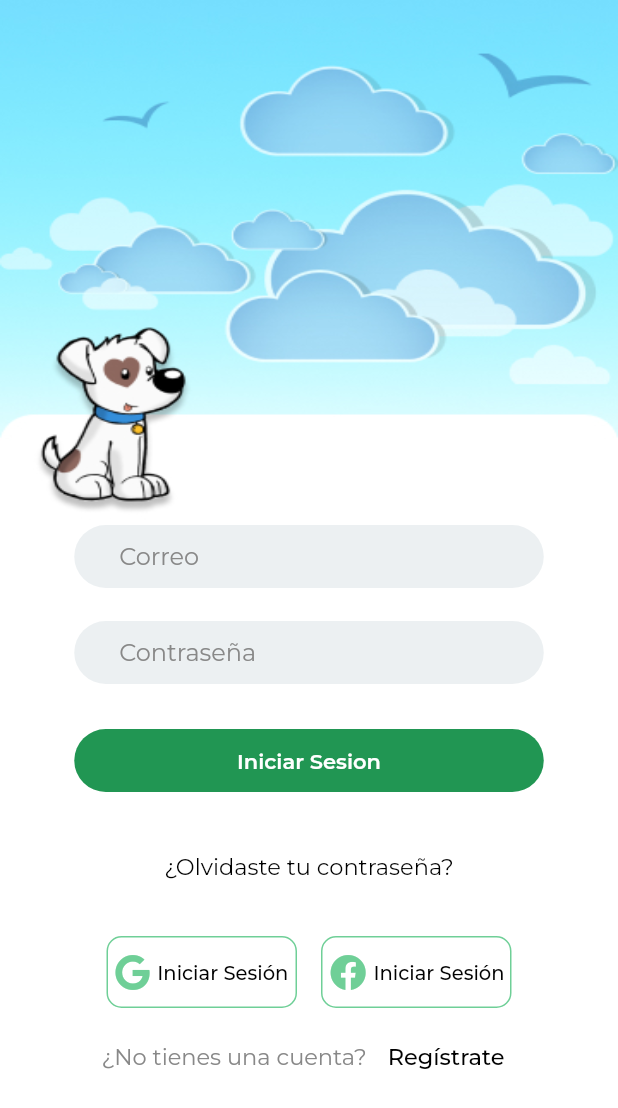
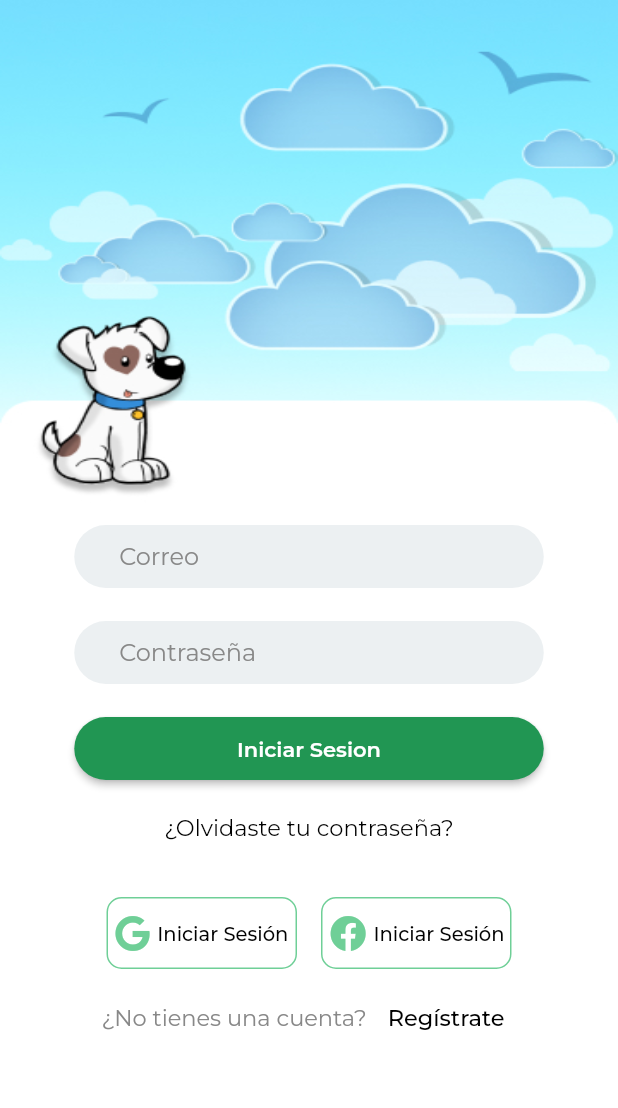
Before and after one commit to Edwardreyessp/apperro, a Flutter app: the screen it shows after launch, after a tap on "Iniciar Sesión", on a phone screen of 412 x 824 dp. Shown: the top 1108 px of the screen. Run offline on Flutter 3.47's test engine with Material 2 defaults, Android fonts, the light colour scheme and no system bars; our stand-ins replace email_validator, firebase_auth, firebase_core, flutter_svg, font_awesome_flutter, google_fonts; accounts and stored records are empty.

Commit message:
new RoundedButton

```diff
--- a/lib/pages/main_home.dart
+++ b/lib/pages/main_home.dart
@@ -42,6 +42,7 @@ class MainHome extends StatelessWidget {
                     texto: "Iniciar Sesión",
                     funcion: () => {sesion(context)},
                   ),
+                  SizedBox(height: 20),
                   RoundedButton(
                     color: Colors.white,
                     texto: "Registrarse",
--- a/lib/widgets/rounded_button.dart
+++ b/lib/widgets/rounded_button.dart
@@ -21,9 +21,19 @@ class RoundedButton extends StatelessWidget {
 
   @override
   Widget build(BuildContext context) {
-    return TextButton(
-      onPressed: funcion ?? () {},
-      child: Container(
+    return SizedBox(
+      width: width ?? 313,
+      height: height ?? 42,
+      child: ElevatedButton(
+        style: ButtonStyle(
+          backgroundColor:
+              MaterialStateProperty.all<Color>(color ?? Palette().primario),
+          shape: MaterialStateProperty.all<RoundedRectangleBorder>(
+              RoundedRectangleBorder(
+            borderRadius: BorderRadius.circular(50),
+          )),
+        ),
+        onPressed: funcion ?? () {},
         child: Center(
           child: Text(
             texto,
@@ -33,13 +43,6 @@ class RoundedButton extends StatelessWidget {
             ),
           ),
         ),
-        margin: EdgeInsets.only(bottom: 10),
-        width: width ?? 313,
-        height: height ?? 42,
-        decoration: BoxDecoration(
-          color: color ?? Palette().primario,
-          borderRadius: BorderRadius.circular(50),
-        ),
       ),
     );
   }
```
